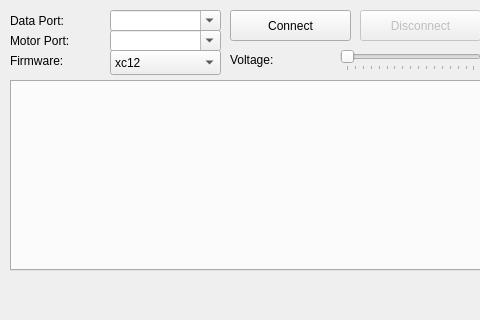
Old version of the form mainwindow.ui in the repository ahp-electronics/xc-gui; both pictures show x 0 to 480 and y 0 to 320 of the 1105 by 600 pixel window.
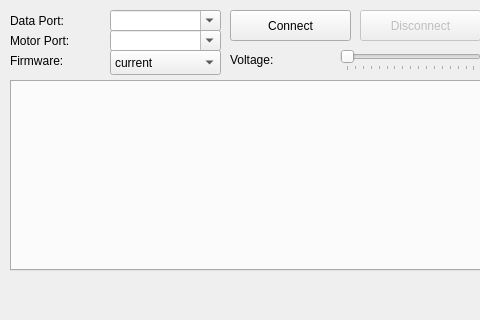
New version of the form.

Commit message: BSDL path command was wrong

Patch:
```diff
--- a/mainwindow.ui
+++ b/mainwindow.ui
@@ -294,6 +294,11 @@
       <height>25</height>
      </rect>
     </property>
+    <item>
+     <property name="text">
+      <string>current</string>
+     </property>
+    </item>
     <item>
      <property name="text">
       <string>xc12</string>
```
The commit also changes 1 other file.
